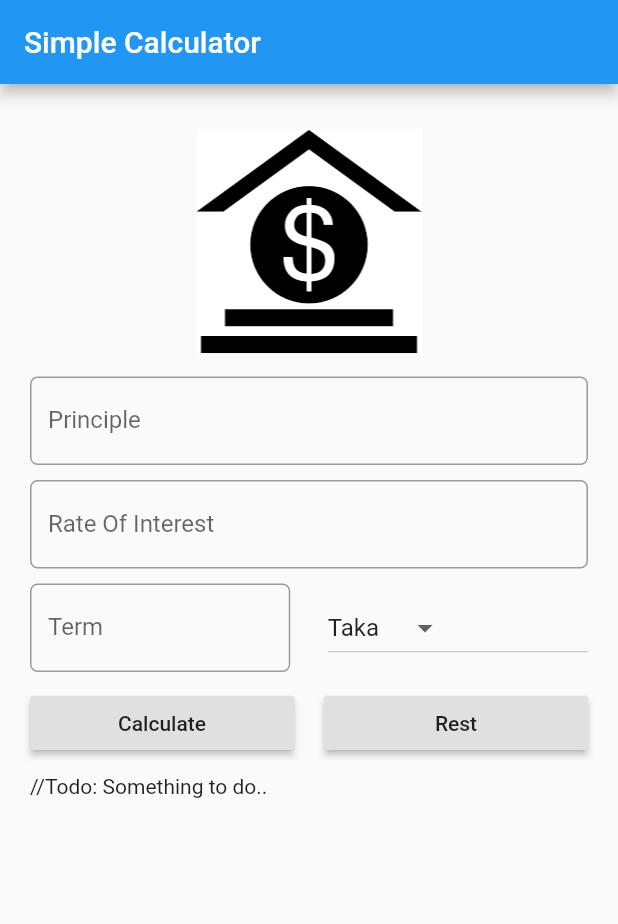
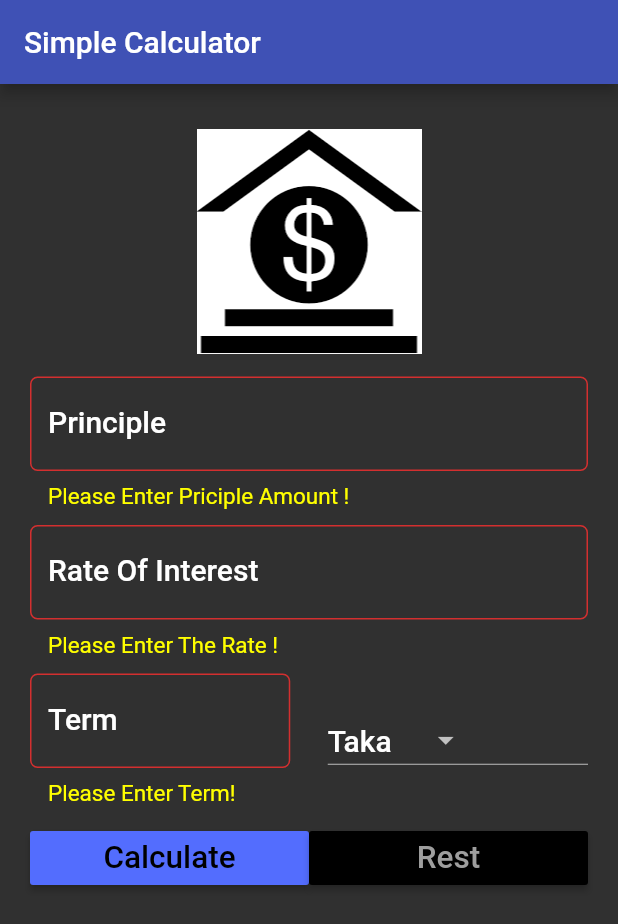
Before and after one commit to izajul/FlutterPractics, a Flutter app: the screen it shows after launch, after a tap on "Calculate", on a phone screen of 412 x 824 dp. Shown: the top 924 px of the screen. Run offline on Flutter 3.47's test engine with Material 2 defaults, Android fonts, the phone set to English and light mode, and no system bars.

Commit message:
Calculator Ur & calculate function done.

```diff
--- a/lib/main.dart
+++ b/lib/main.dart
@@ -7,6 +7,11 @@ void main(){
       title: "Simple Calculator",
       home: SIForm(),
       debugShowCheckedModeBanner: false,
+      theme: ThemeData(
+        brightness: Brightness.dark,
+        primaryColor: Colors.indigo,
+        accentColor: Colors.indigoAccent
+      ),
     )
   );
 }
@@ -22,35 +27,73 @@ class SIForm extends StatefulWidget{
 class _SIFormState extends State<SIForm> {
   final _commonPadding = 5.0;
   var _currencies = ['Taka','Dollars','Rupees','Uros','Others'];
-  var _currentSelectedItem = 'Taka';
+  var _currentSelectedItem = '';
+  var formKey = GlobalKey<FormState>();
+
+  @override
+  void initState() {
+    super.initState();
+    _currentSelectedItem = _currencies[0];
+  }
+
+  var _displaystage = '';
+
+  TextEditingController principleController   = TextEditingController();
+  TextEditingController rateController        = TextEditingController();
+  TextEditingController termController        = TextEditingController();
+
   @override
   Widget build(BuildContext context) {
-    // TODO: implement build
+    TextStyle textStyle = Theme.of(context).textTheme.title;
     return Scaffold(
       appBar:AppBar(title: Text("Simple Calculator"),),
-      body: Container(
+      body: Form(
+        key: formKey,
+        child: Padding(
             padding: EdgeInsets.all(_commonPadding*4),
             child: ListView(
               children: <Widget>[
                 Center(child: getImageAsset(),),
                 Padding(
                   padding: EdgeInsets.only(top: _commonPadding,bottom: _commonPadding),
-              child: TextField(
+                  child: TextFormField(
                     keyboardType: TextInputType.number,
+                    style: textStyle,
+                    controller: principleController,
+                    validator: (String value){
+                      if(value.isEmpty) {
+                        return "Please Enter Priciple Amount !";
+                      }else return null;
+                    },
                     decoration: InputDecoration(
                       labelText: "Principle",
                       hintText: "Enter Principle e.g. 1200",
+                      labelStyle: textStyle,
+                      errorStyle: TextStyle(
+                        color: Colors.yellowAccent,
+                        fontSize: 15.0
+                      ),
                       border: OutlineInputBorder(borderRadius: BorderRadius.circular(5.0)),
                     ),
+
                   ),
                 ),
                 Padding(
                   padding: EdgeInsets.only(top: _commonPadding,bottom: _commonPadding),
-              child: TextField(
+                  child: TextFormField(
                     keyboardType: TextInputType.number,
+                    style: textStyle,
+                    controller: rateController,
+                    validator: (String value){
+                      if(value.isEmpty) {
+                        return "Please Enter The Rate !";
+                      }else return null;
+                    },
                     decoration: InputDecoration(
                       labelText: "Rate Of Interest",
                       hintText: "In The Pareent",
+                      labelStyle: textStyle,
+                      errorStyle: TextStyle(color: Colors.yellowAccent,fontSize: 15.0),
                       border: OutlineInputBorder(borderRadius: BorderRadius.circular(5.0)),
                     ),
                   ),
@@ -60,11 +103,20 @@ class _SIFormState extends State<SIForm> {
                   child:Row(
                     children: <Widget>[
                       Expanded(
-                    child: TextField(
+                        child: TextFormField(
                           keyboardType: TextInputType.number,
+                          style: textStyle,
+                          controller: termController,
+                          validator: (String value){
+                            if(value.isEmpty) {
+                              return "Please Enter Term!";
+                            }else return null;
+                          },
                           decoration: InputDecoration(
                             labelText: "Term",
                             hintText: "Term In years",
+                            labelStyle: textStyle,
+                            errorStyle: TextStyle(color:Colors.yellowAccent,fontSize: 15.0),
                             border: OutlineInputBorder(borderRadius: BorderRadius.circular(5.0)),
                           ),
                         ),
@@ -75,7 +127,7 @@ class _SIFormState extends State<SIForm> {
                             items: _currencies.map((String value){
                               return DropdownMenuItem<String>(
                                 value: value,
-                            child: Text(value),
+                                child: Text(value,style: textStyle,),
                               );
                             }).toList(),
                             value: _currentSelectedItem,
@@ -94,18 +146,28 @@ class _SIFormState extends State<SIForm> {
                     children: <Widget>[
                       Expanded(
                         child: RaisedButton(
-                      child: Text("Calculate"),
+                          color:Theme.of(context).accentColor,
+                          textColor: Theme.of(context).primaryColorDark,
+                          child: Text("Calculate",textScaleFactor: 1.5,),
                           onPressed: (){
-                        //Todo: here will be add some calculation later...
+                            setState(() {
+                              if(formKey.currentState.validate()){
+                                this._displaystage = _calculateTotalRate();
+                              }
+                            });
                           },
                         ),
                       ),
-                  Container(width: _commonPadding*4,),
+                      //Container(width: _commonPadding*4,),
                       Expanded(
                         child: RaisedButton(
-                      child: Text("Rest"),
+                          color:Theme.of(context).primaryColorDark,
+                          textColor: Theme.of(context).primaryColorLight,
+                          child: Text("Rest",textScaleFactor: 1.5,),
                           onPressed: (){
-                        //Todo: here will be add some calculation later...
+                            setState(() {
+                              _resetAll();
+                            });
                           },
                         ),
                       ),
@@ -114,11 +176,11 @@ class _SIFormState extends State<SIForm> {
                 ),
                 Padding(
                   padding: EdgeInsets.only(top: _commonPadding,bottom: _commonPadding),
-              child: Text("//Todo: Something to do.."),
+                  child: Text(this._displaystage,style: textStyle,),
                 )
               ],
 
-        ),
+            )),
 
       ),
     );
@@ -130,4 +192,23 @@ class _SIFormState extends State<SIForm> {
     return Container(child: image,margin: EdgeInsets.all(_commonPadding*2),);
   }
 
+
+
+
+  String _calculateTotalRate() {
+    double principle = double.parse(principleController.text);
+    double rate = double.parse(rateController.text);
+    double term = double.parse(termController.text);
+
+    double payment = principle+(principle*rate*term)/100;
+    return "After $term years, Your Investment will $payment $_currentSelectedItem";
   }
+
+  void _resetAll() {
+    _currentSelectedItem = _currencies[0];
+    _displaystage = '';
+    principleController.text = '';
+    rateController.text = '';
+    termController.text = '';
+  }
+}
```
Lines whose indentation alone changed are shown as unchanged.
